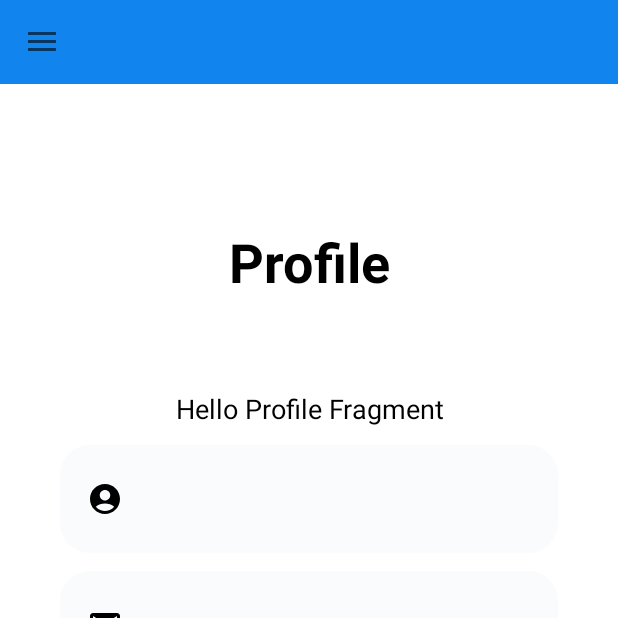
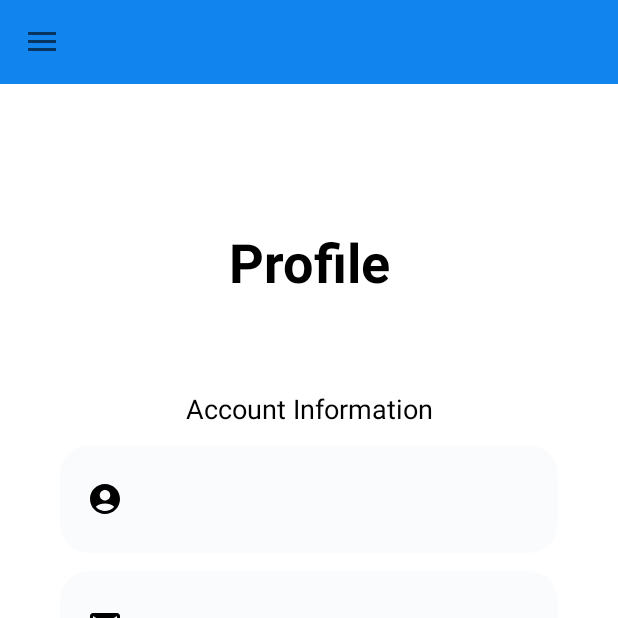
Before and after one commit to Garasee/Android, an Android app: the fragment ProfileFragment placed in its activity, on a phone screen of 412 x 824 dp, the top half of it. Run offline under Robolectric (Android 15) with nearby library versions, the phone set to English and light mode, and no system bars; 3 statements that could not run were skipped.

Commit message:
Update fragment_profile.xml

```diff
--- a/app/src/main/res/layout/fragment_profile.xml
+++ b/app/src/main/res/layout/fragment_profile.xml
@@ -52,7 +52,7 @@
             android:layout_height="wrap_content"
             android:layout_marginStart="32dp"
             android:layout_marginEnd="32dp"
-            android:text="@string/hello_profile_fragment"
+            android:text="@string/account_information"
             android:textColor="@color/black"
             android:textSize="18sp"
             android:gravity="center"
```
